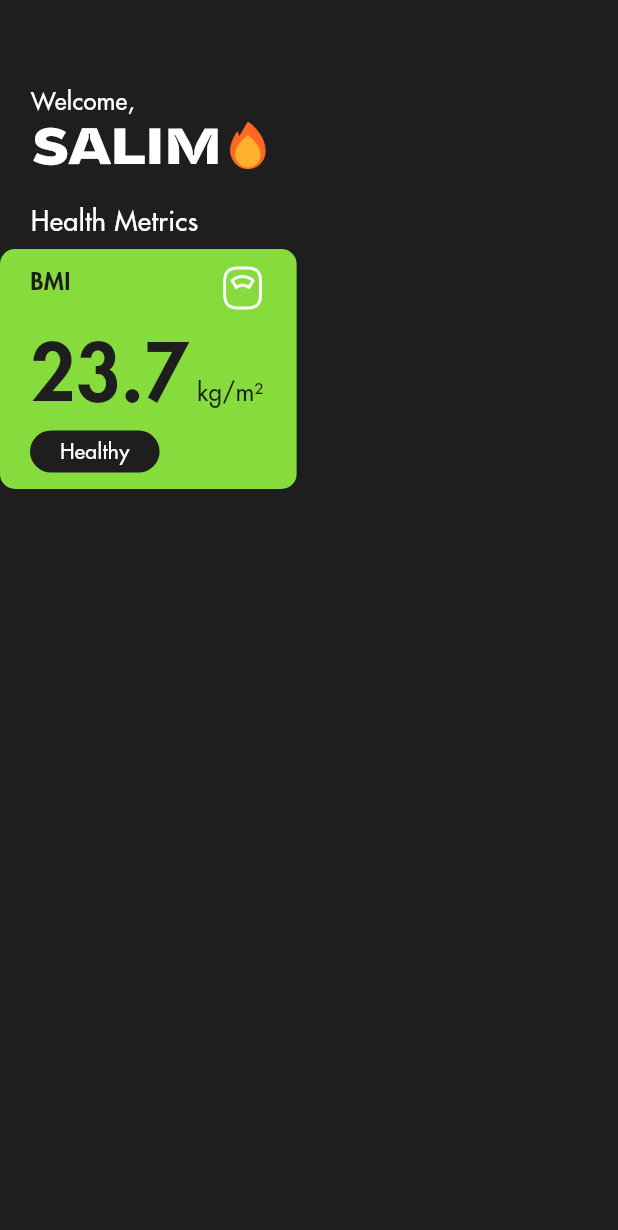
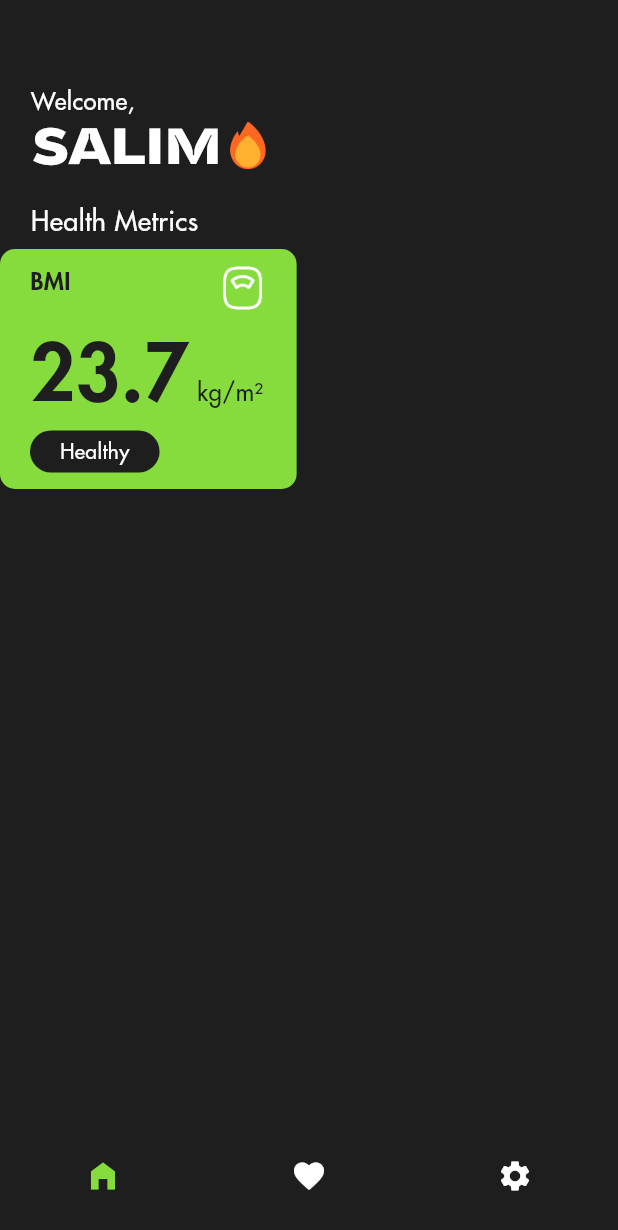
Before and after one commit to Salim-Ali-94/neutrino, a Flutter app: the screen it shows after launch, on a phone screen of 412 x 824 dp. Shown: the top 1230 px of the screen. Run offline on Flutter 3.47's test engine with Material 2 defaults, Android fonts, the phone set to English and light mode, and no system bars.

Commit message:
created the screen manager utility to switch between tabs, and a basic nav bar

```diff
--- a/lib/main.dart
+++ b/lib/main.dart
@@ -1,5 +1,5 @@
 import "package:flutter/material.dart";
-import "package:neutrino/screens/home.dart";
+import "package:neutrino/utility/screen_manager.dart";
 import "package:flutter/services.dart";
 
 
@@ -22,7 +22,7 @@ class App extends StatelessWidget {
                        debugShowCheckedModeBanner: false,
                        theme: ThemeData(colorScheme: ColorScheme.fromSeed(seedColor: Colors.deepPurple),
                        useMaterial3: true),
-                       routes: { "/": (context) => Home() });
+                       routes: { "/": (context) => ScreenManager() });
 
   }
 
--- /dev/null
+++ b/lib/utility/screen_manager.dart
@@ -0,0 +1,40 @@
+import "package:flutter/material.dart";
+import "package:neutrino/utility/constants.dart";
+import "package:neutrino/widgets/nav_bar.dart";
+import "package:neutrino/screens/home.dart";
+
+
+class ScreenManager extends StatefulWidget {
+
+  const ScreenManager({ super.key });
+
+  @override
+  State<ScreenManager> createState() => _ScreenManagerState();
+
+}
+
+class _ScreenManagerState extends State<ScreenManager> {
+
+  int current_screen = 0;
+  List<Widget> screens = [const Home(),];
+
+  void screenTransition(int screen) {
+
+    setState(() {
+
+      current_screen = screen;
+
+    });
+
+  }
+
+  @override
+  Widget build(BuildContext context) {
+
+    return Scaffold(backgroundColor: granite, extendBody: true,
+                    bottomNavigationBar: BottomNavBar(switchTab: (screen) => screenTransition(screen)),
+                    body: SafeArea(child: screens[current_screen]));
+
+  }
+
+}
--- /dev/null
+++ b/lib/widgets/nav_bar.dart
@@ -0,0 +1,23 @@
+import "package:flutter/material.dart";
+import "package:neutrino/utility/constants.dart";
+
+
+class BottomNavBar extends StatelessWidget {
+
+  final void Function(int)? switchTab;
+  BottomNavBar({ super.key, required this.switchTab });
+
+  @override
+  Widget build(BuildContext context) {
+
+    return BottomNavigationBar(backgroundColor: Colors.transparent, elevation: 0,
+                               onTap: (index) => switchTab!(index),
+                               selectedItemColor: green,
+                               unselectedItemColor: Colors.white,
+                               items: const [BottomNavigationBarItem(icon: Icon(Icons.home_filled), label: ""),
+                                             BottomNavigationBarItem(icon: Icon(Icons.favorite), label: ""),
+                                             BottomNavigationBarItem(icon: Icon(Icons.settings), label: "")]);
+
+  }
+
+}
```
Also changed, not shown: 1 other file.
